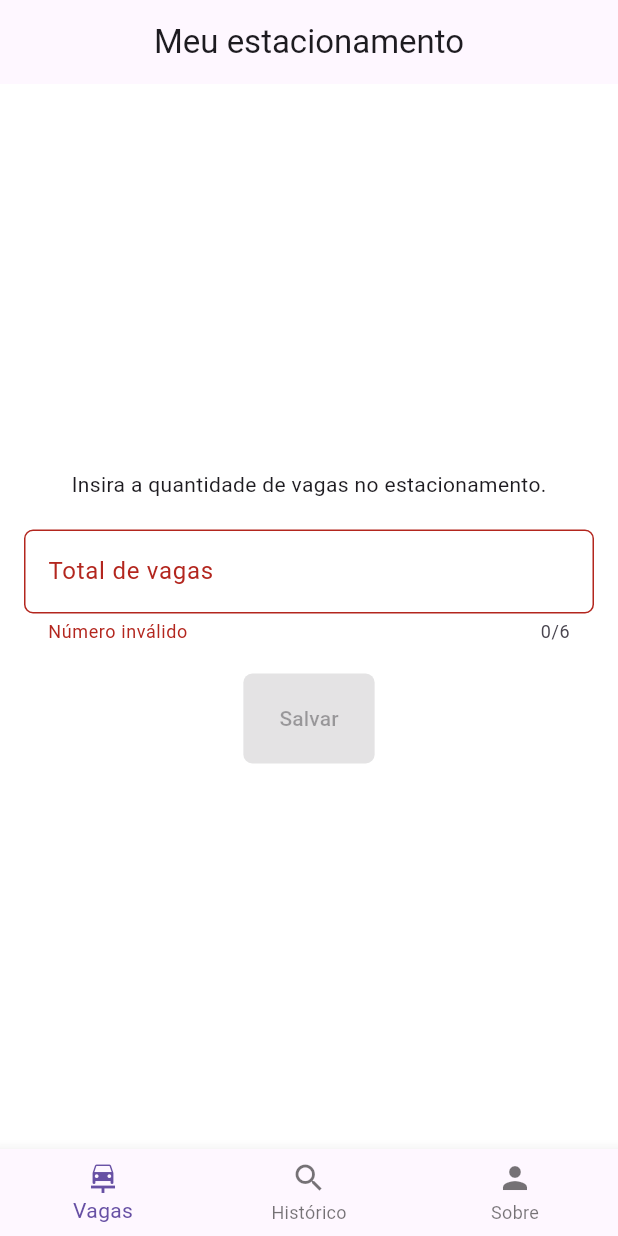
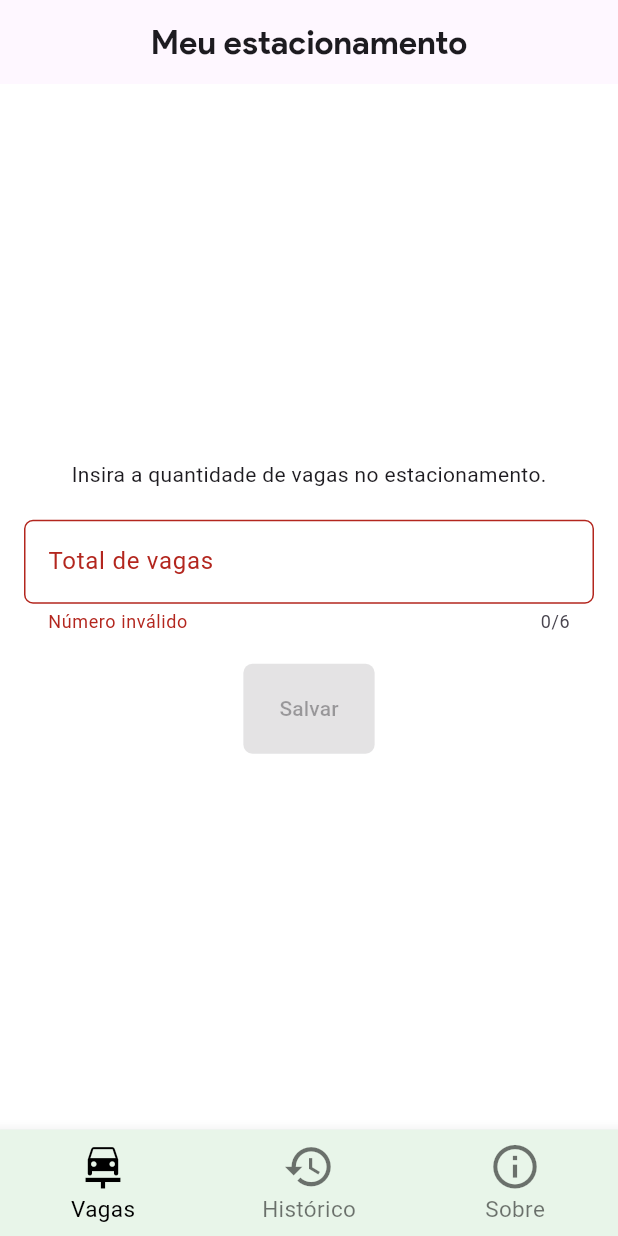
Before and after one commit to DenersonHenrique/parking_check, a Flutter app: the screen it shows after launch, on a phone screen of 412 x 824 dp. Run offline on Flutter 3.47's test engine with Material 3 defaults, Android fonts, the phone set to English and light mode, and no system bars; our stand-ins replace bloc, equatable, flutter_bloc, flutter_modular, shared_preferences.

Commit message:
[development] Layout update.

```diff
--- a/lib/modules/home/presentation/home_page.dart
+++ b/lib/modules/home/presentation/home_page.dart
@@ -33,7 +33,14 @@ class HomePageState extends ViewState<HomePage, HomeViewModel> {
   Widget build(BuildContext context) {
     return Scaffold(
       appBar: AppBar(
-        title: const Text('Meu estacionamento'),
+        title: const Text(
+          'Meu estacionamento',
+          style: TextStyle(
+            fontSize: 22.0,
+            fontFamily: 'Google',
+            fontWeight: FontWeight.w600,
+          ),
+        ),
         centerTitle: true,
       ),
       body: ViewModelBuilder(
--- a/lib/shared/widgets/bottom_navibar_widget.dart
+++ b/lib/shared/widgets/bottom_navibar_widget.dart
@@ -15,17 +15,30 @@ class BottomNavibarWidget extends StatelessWidget {
     return BottomNavigationBar(
       currentIndex: currentIndex,
       onTap: onTabTapped,
+      selectedFontSize: 15,
+      unselectedFontSize: 15,
+      selectedItemColor: Colors.black,
+      backgroundColor: Colors.green[50],
       items: const [
         BottomNavigationBarItem(
-          icon: Icon(Icons.car_repair),
+          icon: Icon(
+            Icons.car_repair,
+            size: 35,
+          ),
           label: 'Vagas',
         ),
         BottomNavigationBarItem(
-          icon: Icon(Icons.search),
+          icon: Icon(
+            Icons.history,
+            size: 35,
+          ),
           label: 'Histórico',
         ),
         BottomNavigationBarItem(
-          icon: Icon(Icons.person),
+          icon: Icon(
+            Icons.info_outline,
+            size: 35,
+          ),
           label: 'Sobre',
         ),
       ],
```
Also changed, not shown: lib/modules/home/presentation/views/car_spaces/widgets/car_info_widget.dart (added, +41 -0 lines), lib/modules/home/presentation/views/car_spaces/widgets/car_space_form_widget.dart (+98 -13 lines), lib/modules/home/presentation/views/car_spaces/widgets/car_space_item_widget.dart (+13 -9 lines), pubspec.yaml (+7 -0 lines), assets/fonts/ProductSans-Bold.ttf (added), assets/fonts/ProductSans-Regular.ttf (added), assets/images/car.png.
